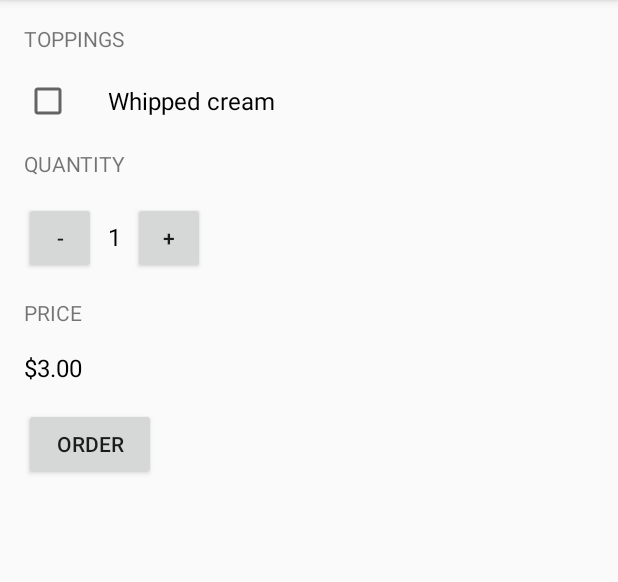
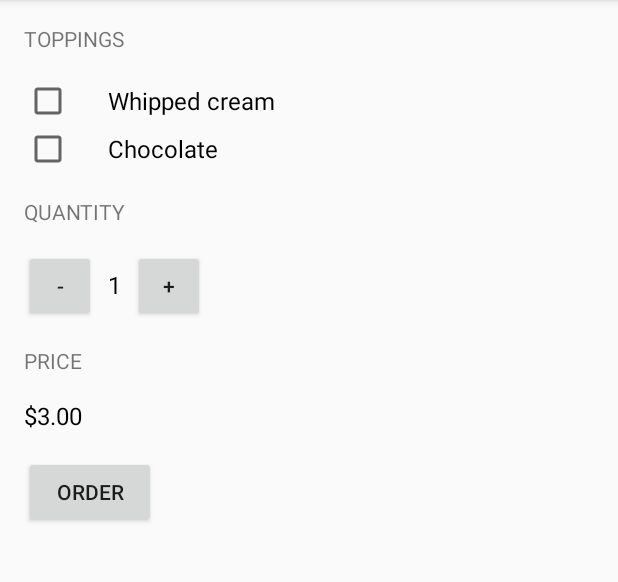
Before and after one commit to ej-krielen/justJava, an Android app: the screen it shows after launch (MainActivity), after a tap on "ORDER", on a phone screen of 412 x 824 dp, the part 84-666 px from its top. Run offline under Robolectric (Android 15) with nearby library versions, the phone set to English and light mode, and no system bars.

Commit message:
Add chocolate topping

```diff
--- a/app/src/main/java/com/example/android/justjava/MainActivity.java
+++ b/app/src/main/java/com/example/android/justjava/MainActivity.java
@@ -70,7 +70,7 @@ public class MainActivity extends ActionBarActivity {
      * This method is called when the order button is clicked.
      */
     public void submitOrder(View view) {
-        orderSummary(whippedCream());
+        orderSummary(checkForWhippedCream(), checkForChocolate());
     }
 
     /**
@@ -87,26 +87,47 @@ public class MainActivity extends ActionBarActivity {
      *
      * @return boolean yes/no
      */
-    private boolean whippedCream() {
+    private boolean checkForWhippedCream() {
         CheckBox whippedCreamBox = (CheckBox) findViewById(R.id.whipped_cream_checkbox);
         return whippedCreamBox.isChecked();
     }
 
     /**
+     * Checks if the user wants checkForChocolate
+     *
+     * @return boolean yes/no
+     */
+    private boolean checkForChocolate() {
+        CheckBox chocolateBox = (CheckBox) findViewById(R.id.chocolate_checkbox);
+        return chocolateBox.isChecked();
+    }
+
+    /**
      * Creates a toast with the summary of the order
      *
+     * @param hasChocolate boolean whether the user wants checkForChocolate or not
      * @param hasWhippedCream boolean whether the user wants whipped cream or not
      */
-    private void orderSummary(boolean hasWhippedCream) {
+    private void orderSummary(boolean hasWhippedCream, boolean hasChocolate) {
+
         String toastWhippedCream = getString(R.string.main_toast_whipped_cream);
         if (hasWhippedCream){
             toastWhippedCream += "yes";
         } else {
             toastWhippedCream += "no";
         }
+
+        String toastChocolate = getString(R.string.main_toast_chocalote);
+        if (hasChocolate){
+            toastChocolate += "yes";
+        } else {
+            toastChocolate += "no";
+        }
+
         Toast.makeText(getApplicationContext(),
                 getString(R.string.main_toast_quantity) + quantity + "\n" +
                         toastWhippedCream + "\n" +
+                        toastChocolate + "\n" +
                         getString(R.string.main_toast_total) + NumberFormat.getCurrencyInstance().format(calculatePrice()) + "\n" +
                         getString(R.string.main_toast_order),
                 Toast.LENGTH_LONG)
--- a/app/src/main/res/layout/activity_main.xml
+++ b/app/src/main/res/layout/activity_main.xml
@@ -1,13 +1,17 @@
-<LinearLayout xmlns:android="http://schemas.android.com/apk/res/android"
+<ScrollView xmlns:android="http://schemas.android.com/apk/res/android"
     xmlns:tools="http://schemas.android.com/tools"
     android:layout_width="match_parent"
     android:layout_height="match_parent"
-    android:orientation="vertical"
     android:paddingBottom="@dimen/activity_vertical_margin"
     android:paddingLeft="@dimen/activity_horizontal_margin"
     android:paddingRight="@dimen/activity_horizontal_margin"
     android:paddingTop="@dimen/activity_vertical_margin"
     tools:context=".MainActivity">
+
+    <LinearLayout
+        android:layout_width="match_parent"
+        android:layout_height="match_parent"
+        android:orientation="vertical">
 
         <TextView
             android:layout_width="wrap_content"
@@ -22,6 +26,14 @@
             android:layout_height="wrap_content"
             android:paddingLeft="24dp"
             android:text="@string/main_topping_whipped_cream"
+            android:textSize="16sp" />
+
+        <CheckBox
+            android:id="@+id/chocolate_checkbox"
+            android:layout_width="wrap_content"
+            android:layout_height="wrap_content"
+            android:paddingLeft="24dp"
+            android:text="@string/main_topping_chocolate"
             android:textSize="16sp" />
 
         <TextView
@@ -84,3 +96,7 @@
             android:text="@string/main_order_button_text" />
 
     </LinearLayout>
+
+
+
+</ScrollView>
--- a/app/src/main/res/values/strings.xml
+++ b/app/src/main/res/values/strings.xml
@@ -8,6 +8,7 @@
     <!--MainActivity-->
     <string name="main_topping_label">Toppings</string>
     <string name="main_topping_whipped_cream">Whipped cream</string>
+    <string name="main_topping_chocolate">Chocolate</string>
     <string name="main_quantity_label">Quantity</string>
     <string name="main_price_label">Price</string>
     <string name="main_order_button_text">Order</string>
@@ -16,6 +17,7 @@
     <string name="main_toast_less_then_0">A value less then 0 is not allowed</string>
     <string name="main_toast_quantity">Quantity:\u0020</string>
     <string name="main_toast_whipped_cream">Add whipped cream?\u0020</string>
+    <string name="main_toast_chocalote">Add chocalte?\u0020</string>
     <string name="main_toast_total">Total:\u0020</string>
     <string name="main_toast_order">Thank you for your order!</string>
 
```
Lines whose indentation alone changed are shown as unchanged.
